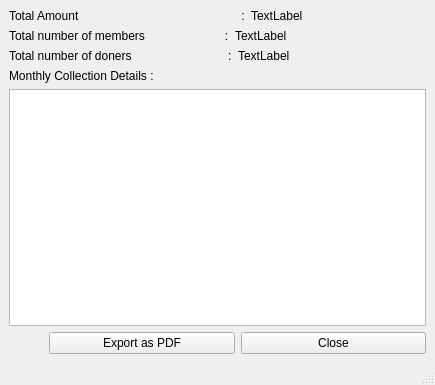
First picture: the form in collection_details.ui, repository severus-tux/gdm_database_management, before the edit.
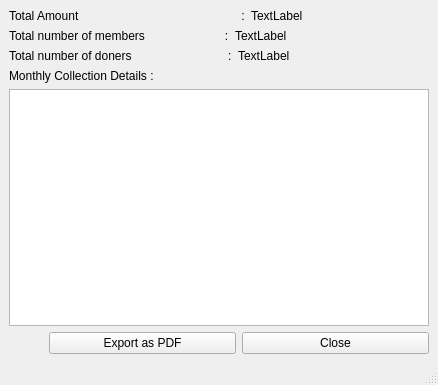
Second picture: the form after the edit.

What changed in the file:
```diff
--- a/collection_details.ui
+++ b/collection_details.ui
@@ -6,7 +6,7 @@
    <rect>
     <x>0</x>
     <y>0</y>
-    <width>435</width>
+    <width>438</width>
     <height>385</height>
    </rect>
   </property>
```
Left out of the diff: 6 changed lines with no effect on the pictures.
